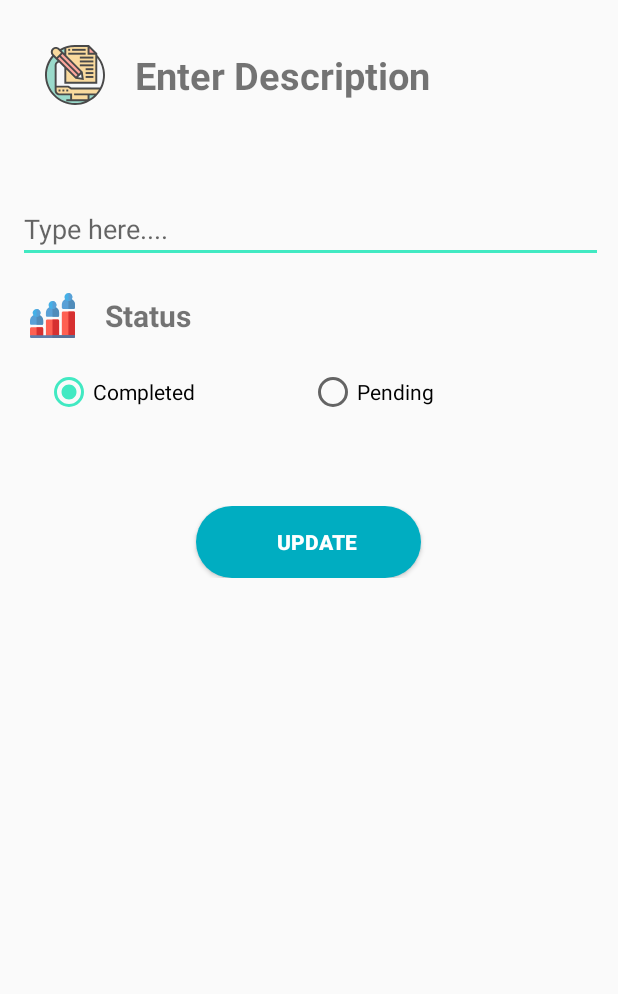
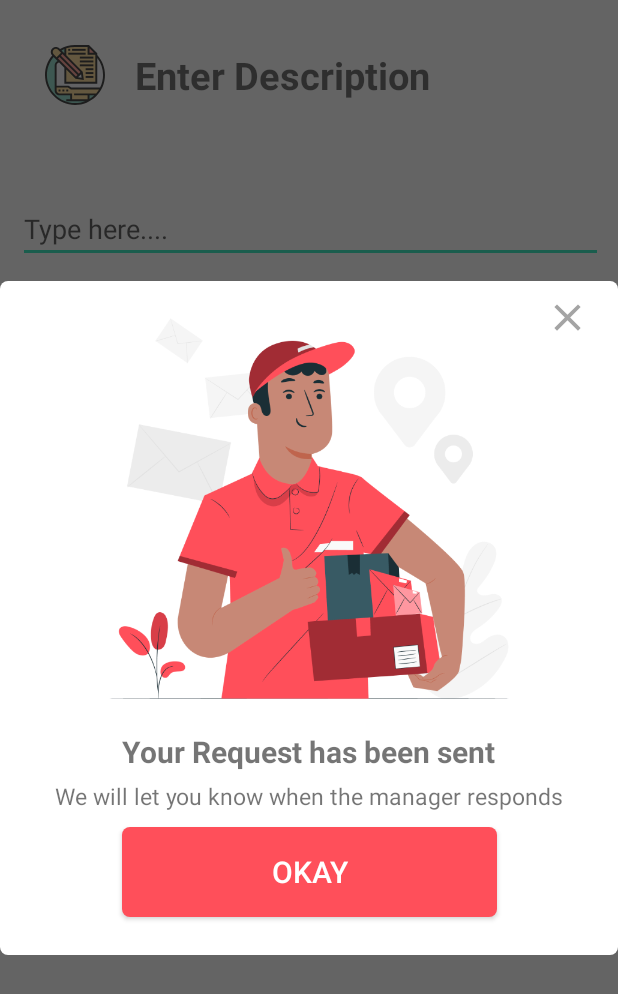
Before and after one commit to abhinendra23/Scan2Equip-Mechanic, an Android app: the UpdateActivity screen opened directly, with no data from a screen before it, after a tap on "UPDATE", on a phone screen of 412 x 824 dp. Shown: the top 994 px of the screen. Run offline under Robolectric (Android 15) with nearby library versions, the phone set to English and light mode, and no system bars; our stand-ins replace Firebase (no records; nobody signed in at launch, a user with empty details on screens opened directly); libraries missing offline, so code that uses them is left out: org.parceler; 10 statements that could not run were skipped.

Commit message:
dialog box added

```diff
--- a/app/src/main/AndroidManifest.xml
+++ b/app/src/main/AndroidManifest.xml
@@ -17,7 +17,9 @@
         android:roundIcon="@mipmap/ic_launcher_round"
         android:supportsRtl="true"
         android:theme="@style/AppTheme">
-        <activity android:name=".TestingActivity"></activity>
+        <activity android:name=".TestingActivity">
+
+        </activity>
         <activity android:name=".FaqActivity" />
         <activity android:name=".FeedbackActivity" />
         <activity android:name=".SettingActivity" />
--- a/app/src/main/java/com/example/mechanic/TestingActivity.java
+++ b/app/src/main/java/com/example/mechanic/TestingActivity.java
@@ -2,6 +2,8 @@ package com.example.mechanic;
 
 import androidx.appcompat.app.AppCompatActivity;
 
+import android.graphics.Color;
+import android.graphics.drawable.ColorDrawable;
 import android.os.Bundle;
 import android.view.View;
 import android.widget.Button;
@@ -20,7 +22,7 @@ public class TestingActivity extends AppCompatActivity {
             @Override
             public void onClick(View v) {
 
-                new RequestSentDialogBox(TestingActivity.this).show();
+
             }
         });
     }
--- a/app/src/main/java/com/example/mechanic/UpdateActivity.java
+++ b/app/src/main/java/com/example/mechanic/UpdateActivity.java
@@ -3,6 +3,9 @@ package com.example.mechanic;
 import androidx.annotation.NonNull;
 import androidx.appcompat.app.AppCompatActivity;
 
+import android.app.Activity;
+import android.graphics.Color;
+import android.graphics.drawable.ColorDrawable;
 import android.os.Bundle;
 import android.util.Log;
 import android.view.View;
@@ -12,6 +15,7 @@ import android.widget.RadioButton;
 import android.widget.RadioGroup;
 import android.widget.Toast;
 
+import com.example.mechanic.dialogBox.RequestSentDialogBox;
 import com.example.mechanic.model.Complaint;
 import com.example.mechanic.model.Request;
 import com.google.firebase.auth.FirebaseAuth;
@@ -79,6 +83,10 @@ public class UpdateActivity extends AppCompatActivity {
         submit_update.setOnClickListener(new View.OnClickListener(){
             @Override
             public void onClick(View view) {
+
+                RequestSentDialogBox requestSentDialogBox = new RequestSentDialogBox(UpdateActivity.this);
+                requestSentDialogBox.getWindow().setBackgroundDrawable(new ColorDrawable(Color.TRANSPARENT));
+                requestSentDialogBox.show();
 
                 Complaint complaint = Parcels.unwrap(getIntent().getParcelableExtra("complaint"));
 
--- a/app/src/main/java/com/example/mechanic/dialogBox/CustomDialogBox.java
+++ b/app/src/main/java/com/example/mechanic/dialogBox/CustomDialogBox.java
@@ -5,6 +5,8 @@ import android.app.Dialog;
 import android.os.Bundle;
 import android.view.View;
 import android.view.Window;
+import android.widget.Button;
+import android.widget.ImageView;
 
 import com.airbnb.lottie.LottieAnimationView;
 import com.example.mechanic.R;
@@ -30,10 +32,13 @@ public class CustomDialogBox extends Dialog implements
         super.onCreate(savedInstanceState);
         requestWindowFeature(Window.FEATURE_NO_TITLE);
         setContentView(R.layout.loading_dialog);
+
     }
 
     @Override
     public void onClick(View v) {
 
+
+
     }
 }
--- a/app/src/main/java/com/example/mechanic/dialogBox/RequestSentDialogBox.java
+++ b/app/src/main/java/com/example/mechanic/dialogBox/RequestSentDialogBox.java
@@ -3,12 +3,19 @@ package com.example.mechanic.dialogBox;
 import android.app.Dialog;
 import android.content.Context;
 import android.os.Bundle;
+import android.view.View;
+import android.view.Window;
+import android.widget.Button;
+import android.widget.ImageView;
 
 import androidx.annotation.NonNull;
 
 import com.example.mechanic.R;
 
-public class RequestSentDialogBox extends Dialog {
+public class RequestSentDialogBox extends Dialog implements View.OnClickListener{
+
+    ImageView cancel;
+    Button okayButton;
 
     public RequestSentDialogBox(@NonNull Context context) {
         super(context);
@@ -17,6 +24,28 @@ public class RequestSentDialogBox extends Dialog {
     @Override
     protected void onCreate(Bundle savedInstanceState) {
         super.onCreate(savedInstanceState);
+        requestWindowFeature(Window.FEATURE_NO_TITLE);
         setContentView(R.layout.request_sent_dialog_box);
+        okayButton = findViewById(R.id.okay_button);
+        cancel = findViewById(R.id.cancel);
+        okayButton.setOnClickListener(new View.OnClickListener() {
+            @Override
+            public void onClick(View v) {
+                dismiss();
+            }
+        });
+
+        cancel.setOnClickListener(new View.OnClickListener() {
+            @Override
+            public void onClick(View v) {
+                dismiss();
+            }
+        });
+    }
+
+    @Override
+    public void onClick(View v) {
+
+
     }
 }
--- /dev/null
+++ b/app/src/main/res/drawable/ic_close_black_24dp.xml
@@ -0,0 +1,5 @@
+<vector android:height="24dp" android:tint="#A4A4A4"
+    android:viewportHeight="24.0" android:viewportWidth="24.0"
+    android:width="24dp" xmlns:android="http://schemas.android.com/apk/res/android">
+    <path android:fillColor="#FF000000" android:pathData="M19,6.41L17.59,5 12,10.59 6.41,5 5,6.41 10.59,12 5,17.59 6.41,19 12,13.41 17.59,19 19,17.59 13.41,12z"/>
+</vector>
--- /dev/null
+++ b/app/src/main/res/drawable/request_sent_dialog.xml
@@ -0,0 +1,9 @@
+<?xml version="1.0" encoding="utf-8"?>
+<shape xmlns:android="http://schemas.android.com/apk/res/android"
+    android:shape="rectangle">
+    <corners android:radius="5dp">
+    </corners>
+    <solid android:color="#ffffff"></solid>
+
+
+</shape>
--- /dev/null
+++ b/app/src/main/res/drawable/request_sent_dialog_button.xml
@@ -0,0 +1,7 @@
+<?xml version="1.0" encoding="utf-8"?>
+<shape xmlns:android="http://schemas.android.com/apk/res/android"
+    android:shape="rectangle">
+    <solid android:color="#FF4F5A"></solid>
+    <corners android:radius="5dp"></corners>
+
+</shape>
--- a/app/src/main/res/layout/request_sent_dialog_box.xml
+++ b/app/src/main/res/layout/request_sent_dialog_box.xml
@@ -1,6 +1,86 @@
 <?xml version="1.0" encoding="utf-8"?>
 <androidx.constraintlayout.widget.ConstraintLayout
-    xmlns:android="http://schemas.android.com/apk/res/android" android:layout_width="match_parent"
-    android:layout_height="match_parent">
+    xmlns:android="http://schemas.android.com/apk/res/android"
+    xmlns:app="http://schemas.android.com/apk/res-auto"
+    xmlns:tools="http://schemas.android.com/tools"
+    android:layout_width="match_parent"
+    android:layout_height="match_parent"
+    android:background="@drawable/request_sent_dialog">
 
+    <ImageView
+        android:id="@+id/imageView"
+        android:layout_width="match_parent"
+        android:layout_height="300dp"
+        android:layout_marginTop="0dp"
+        android:src="@mipmap/request_done_image"
+        app:layout_constraintBottom_toBottomOf="parent"
+        app:layout_constraintEnd_toEndOf="parent"
+        app:layout_constraintHorizontal_bias="0.0"
+        app:layout_constraintStart_toStartOf="parent"
+        app:layout_constraintTop_toTopOf="parent"
+        app:layout_constraintVertical_bias="0.0">
+
+    </ImageView>
+
+    <ImageView
+        android:id="@+id/cancel"
+        android:layout_width="30dp"
+        android:layout_height="30dp"
+        app:layout_constraintBottom_toBottomOf="parent"
+        app:layout_constraintEnd_toEndOf="parent"
+        app:layout_constraintHorizontal_bias="0.952"
+        android:src="@drawable/ic_close_black_24dp"
+        app:layout_constraintStart_toStartOf="parent"
+        app:layout_constraintTop_toTopOf="@+id/imageView"
+        app:layout_constraintVertical_bias="0.023"></ImageView>
+
+    <TextView
+        android:id="@+id/textView"
+        android:layout_width="wrap_content"
+        android:layout_height="wrap_content"
+        android:layout_marginTop="300dp"
+        android:textSize="20dp"
+        android:textStyle="bold"
+        android:text="Your Request has been sent"
+        app:layout_constraintBottom_toBottomOf="parent"
+        app:layout_constraintEnd_toEndOf="parent"
+        app:layout_constraintStart_toStartOf="parent"
+        app:layout_constraintTop_toTopOf="@+id/imageView"
+        app:layout_constraintVertical_bias="0.0">
+
+    </TextView>
+
+
+    <TextView
+        android:id="@+id/textView2"
+        android:layout_width="wrap_content"
+        android:layout_height="wrap_content"
+        android:layout_marginTop="5dp"
+        android:text="We will let you know when the manager responds"
+        android:textSize="15dp"
+        android:textAlignment="center"
+        app:layout_constraintBottom_toBottomOf="parent"
+        app:layout_constraintEnd_toEndOf="parent"
+        app:layout_constraintHorizontal_bias="0.5"
+        app:layout_constraintStart_toStartOf="parent"
+        app:layout_constraintTop_toBottomOf="@+id/textView"
+        app:layout_constraintVertical_bias="0.0"></TextView>
+
+    <Button
+        android:id="@+id/okay_button"
+        android:layout_width="250dp"
+        android:layout_height="60dp"
+        android:layout_marginBottom="25dp"
+        android:layout_marginTop="10dp"
+        android:text="OKAY"
+        android:background="@drawable/request_sent_dialog_button"
+        android:textAlignment="center"
+        android:textColor="#ffffff"
+        android:textSize="20dp"
+        android:screenReaderFocusable="true"
+        app:layout_constraintBottom_toBottomOf="parent"
+        app:layout_constraintEnd_toEndOf="parent"
+        app:layout_constraintHorizontal_bias="0.5"
+        app:layout_constraintStart_toStartOf="parent"
+        app:layout_constraintTop_toBottomOf="@+id/textView2"></Button>
 </androidx.constraintlayout.widget.ConstraintLayout>
```
Also changed, not shown: app/src/main/res/mipmap-xxxhdpi/request_done_image.jpg (added).
